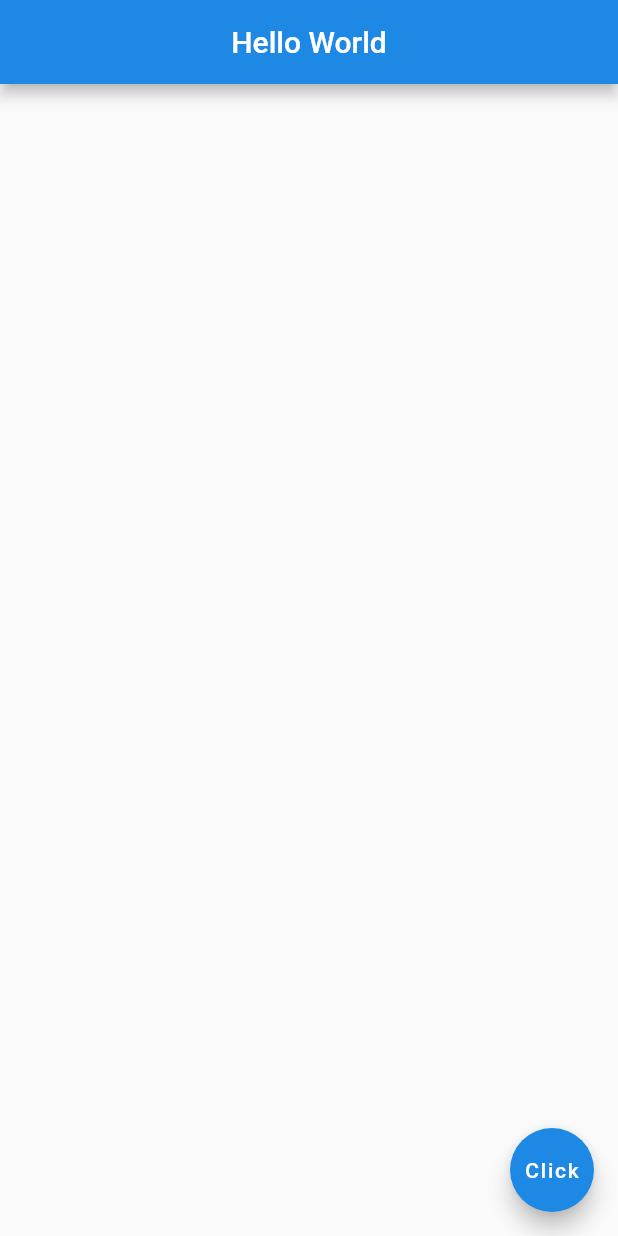
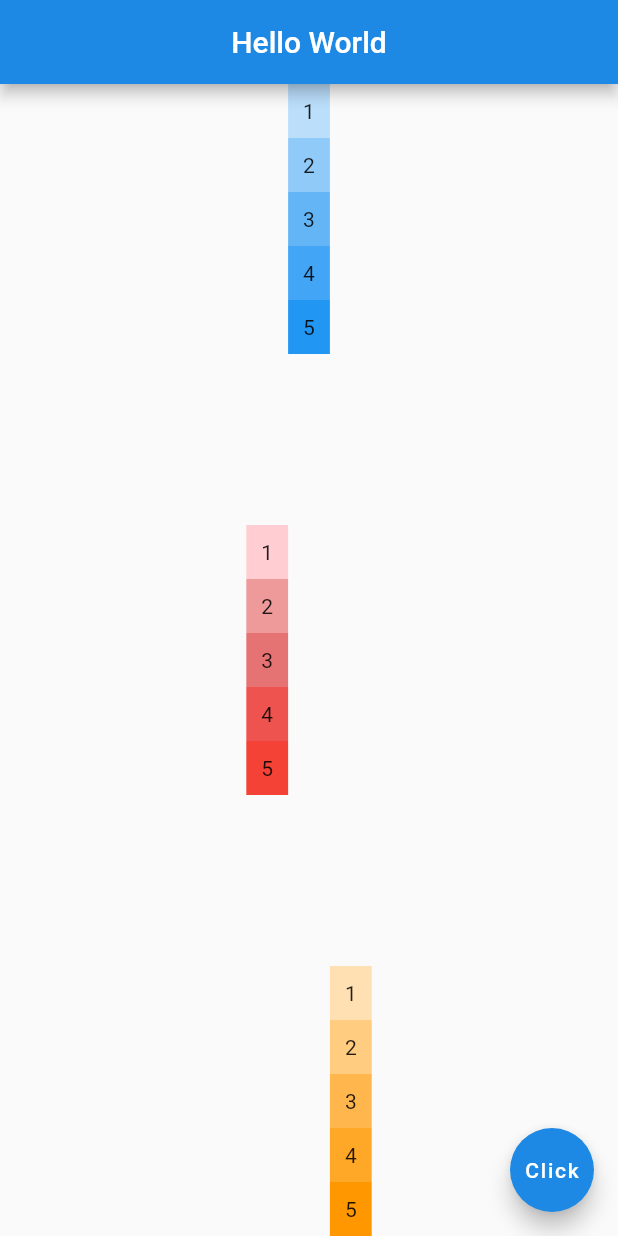
Before and after one commit to AdrianB1995/flutter-tutorial, a Flutter app: the screen it shows after launch, on a phone screen of 412 x 824 dp. Run offline on Flutter 3.47's test engine with Material 2 defaults, Android fonts, the phone set to English and light mode, and no system bars.

Commit message:
2D Containers using Rows/Column widgets

```diff
--- a/lib/main.dart
+++ b/lib/main.dart
@@ -17,7 +17,99 @@ class Home extends StatelessWidget {
           centerTitle: true,
           backgroundColor: Colors.blue[600]
       ),
-      body: Center(
+      body: Row(
+        mainAxisAlignment: MainAxisAlignment.center,
+        children: <Widget>[
+          Column(
+            mainAxisAlignment: MainAxisAlignment.center,
+            children: <Widget>[
+              Container(
+                child: Text('1'),
+                color: Colors.red[100],
+                padding: EdgeInsets.all(10.0),
+              ),
+              Container(
+                child: Text('2'),
+                color: Colors.red[200],
+                padding: EdgeInsets.all(10.0),
+              ),
+              Container(
+                child: Text('3'),
+                color: Colors.red[300],
+                padding: EdgeInsets.all(10.0),
+              ),
+              Container(
+                child: Text('4'),
+                color: Colors.red[400],
+                padding: EdgeInsets.all(10.0),
+              ),
+              Container(
+                child: Text('5'),
+                color: Colors.red[500],
+                padding: EdgeInsets.all(10.0),
+              )
+            ],
+          ),
+          Column(
+            children: <Widget>[
+              Container(
+                child: Text('1'),
+                color: Colors.blue[100],
+                padding: EdgeInsets.all(10.0),
+              ),
+              Container(
+                child: Text('2'),
+                color: Colors.blue[200],
+                padding: EdgeInsets.all(10.0),
+              ),
+              Container(
+                child: Text('3'),
+                color: Colors.blue[300],
+                padding: EdgeInsets.all(10.0),
+              ),
+              Container(
+                child: Text('4'),
+                color: Colors.blue[400],
+                padding: EdgeInsets.all(10.0),
+              ),
+              Container(
+                child: Text('5'),
+                color: Colors.blue[500],
+                padding: EdgeInsets.all(10.0),
+              )
+            ],
+          ),
+          Column(
+            mainAxisAlignment: MainAxisAlignment.end,
+            children: <Widget>[
+              Container(
+                child: Text('1'),
+                color: Colors.orange[100],
+                padding: EdgeInsets.all(10.0),
+              ),
+              Container(
+                child: Text('2'),
+                color: Colors.orange[200],
+                padding: EdgeInsets.all(10.0),
+              ),
+              Container(
+                child: Text('3'),
+                color: Colors.orange[300],
+                padding: EdgeInsets.all(10.0),
+              ),
+              Container(
+                child: Text('4'),
+                color: Colors.orange[400],
+                padding: EdgeInsets.all(10.0),
+              ),
+              Container(
+                child: Text('5'),
+                color: Colors.orange[500],
+                padding: EdgeInsets.all(10.0),
+              )
+            ],
+          )
+        ],
       ),
       floatingActionButton: FloatingActionButton(
         onPressed: () {},
```
